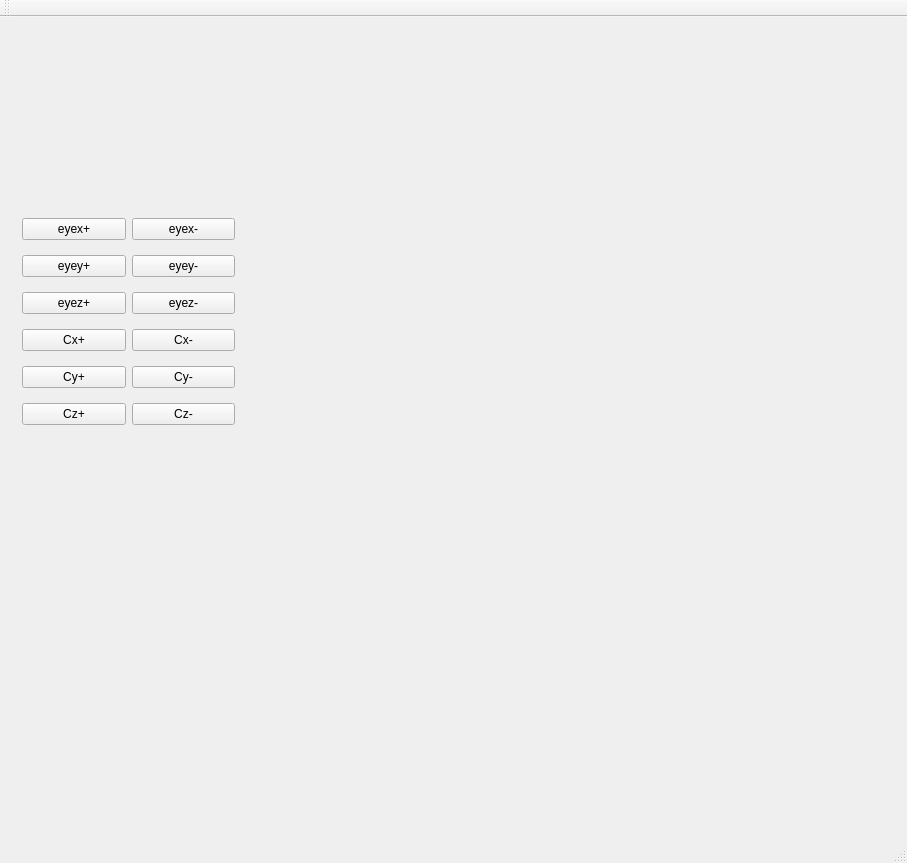
The window that glutTest/mainwindow.ui (QiS9596/CGProj1) describes before a commit, drawn with Qt 5.
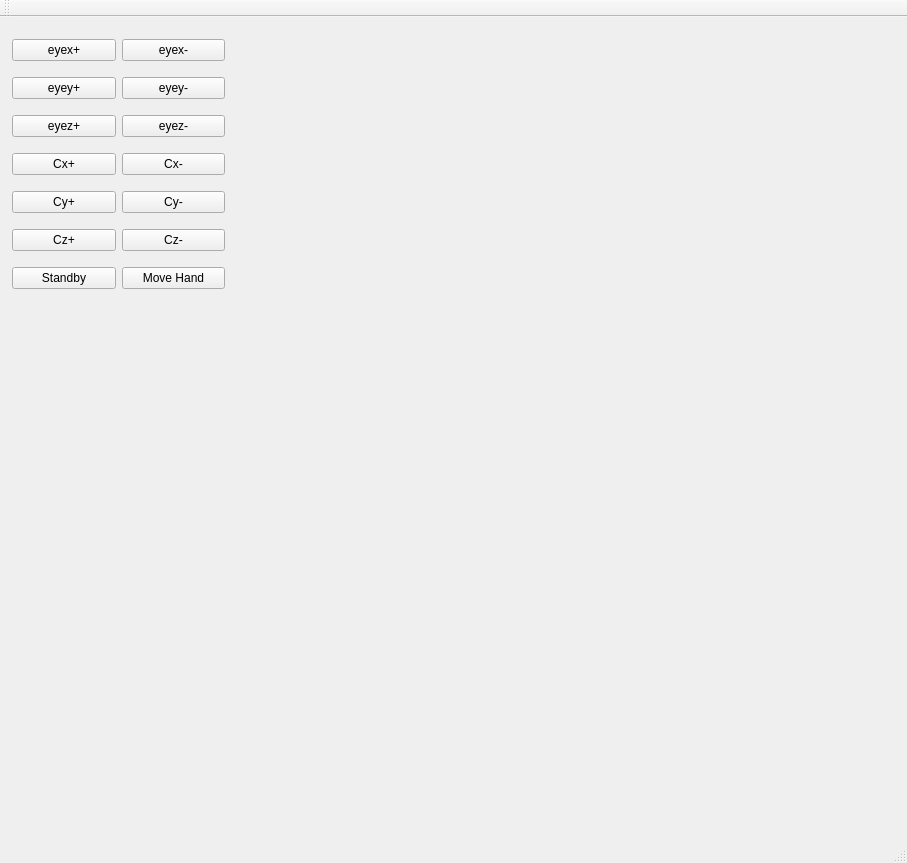
The same window after the commit. Custom widgets are drawn as their Qt base class.

Commit message:
right hand finished; basic motion
//TO-DO
//waist and legs
//complex motions

Patch:
```diff
--- a/glutTest/mainwindow.ui
+++ b/glutTest/mainwindow.ui
@@ -20,10 +20,10 @@
       <widget class="QWidget" name="gridLayoutWidget">
        <property name="geometry">
         <rect>
-         <x>0</x>
-         <y>170</y>
+         <x>-10</x>
+         <y>-10</y>
          <width>235</width>
-         <height>251</height>
+         <height>294</height>
         </rect>
        </property>
        <layout class="QGridLayout" name="gridLayout">
@@ -111,6 +111,20 @@
           </property>
          </widget>
         </item>
+        <item row="6" column="0">
+         <widget class="QPushButton" name="button_Standby">
+          <property name="text">
+           <string>Standby</string>
+          </property>
+         </widget>
+        </item>
+        <item row="6" column="1">
+         <widget class="QPushButton" name="button_Movehand">
+          <property name="text">
+           <string>Move Hand</string>
+          </property>
+         </widget>
+        </item>
        </layout>
       </widget>
       <widget class="glframework" name="widget_2" native="true">
```
Left out of the diff: 42 changed lines with no effect on the pictures. The commit also changes 7 other files.
